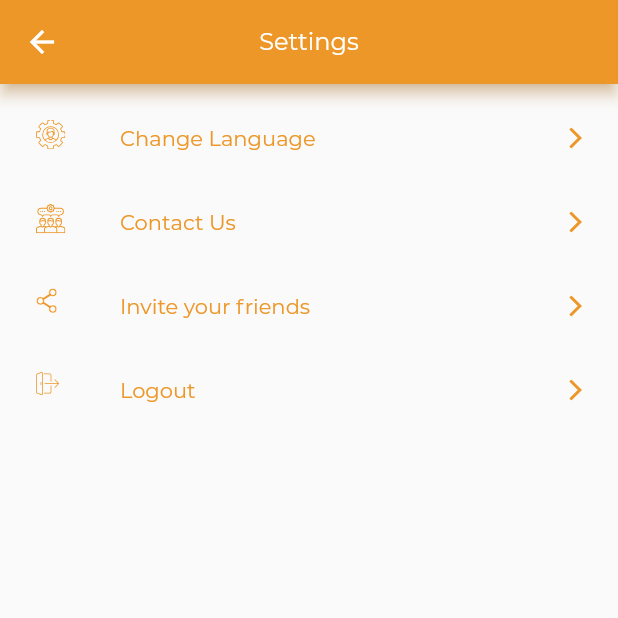
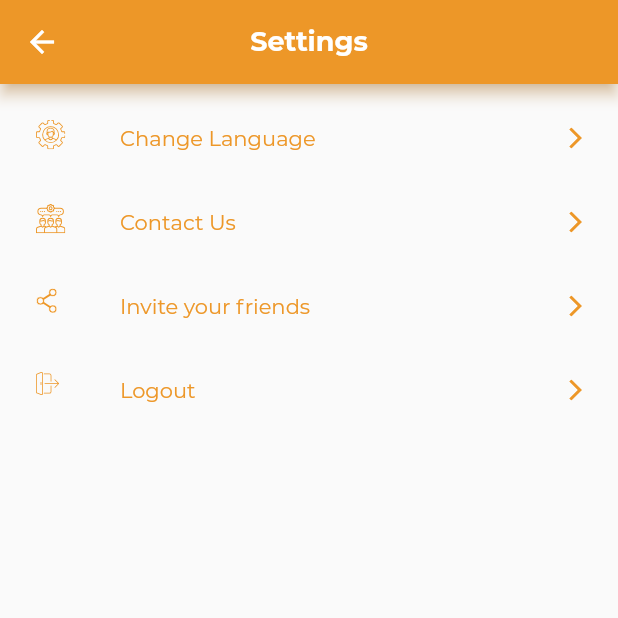
Before and after one commit to ShishirRijal/Ecommerce-app--Clean-architecture-And-MVVM, a Flutter app: the MainView screen opened by its route, item 4 of the bottom bar chosen, on a phone screen of 412 x 824 dp, the top half of it. Run offline on Flutter 3.47's test engine with Material 2 defaults, Android fonts, the phone set to English and light mode, and no system bars; our stand-ins replace carousel_slider, country_code_picker, dartz, device_info_plus, dio, flutter_svg and 9 more; accounts and stored records are empty; generated files the repository leaves out were written again; network calls fail; project files that could hold a hidden picture were left out.

Commit message:
minor changes

```diff
--- a/lib/core.dart/theme/theme.dart
+++ b/lib/core.dart/theme/theme.dart
@@ -83,9 +83,9 @@ ThemeData getApplicationTheme() {
     //text theme
     textTheme: TextTheme(
       headlineLarge: getSemiBoldTextStyle(), // headline 1
-      headlineMedium: getRegularTextStyle(
+      headlineMedium: getBoldTextStyle(
         color: ColorManager.white,
-        size: FontSize.s16,
+        size: FontSize.s18,
       ),
 
       headlineSmall: getBoldTextStyle(
--- a/lib/presentation/base/base_viewmodel.dart
+++ b/lib/presentation/base/base_viewmodel.dart
@@ -1,13 +1,14 @@
 import 'dart:async';
 
 import 'package:ecommerce_app/presentation/common/state_renderer/state_render_implementer.dart';
+import 'package:rxdart/rxdart.dart';
 
 abstract class BaseViewModel with BaseViewModelInputs, BaseViewModelOutputs {
   // shared functions and methods that are common to all view models
 
   // to display the correct state of the view depending on the state of the view model
   final StreamController _inputStateStreamController =
-      StreamController<FlowState>.broadcast();
+      BehaviorSubject<FlowState>();
 
   // we don't want  every screen to override the inputState and output state, so we override it here
   @override
--- a/lib/presentation/main/settings_page.dart
+++ b/lib/presentation/main/settings_page.dart
@@ -25,7 +25,7 @@ class _SettingsPageState extends State<SettingsPage> {
         ListTile(
           title: Text(
             AppString.changeLanguage,
-            style: Theme.of(context).textTheme.displayLarge, // TODO:
+            style: Theme.of(context).textTheme.displayLarge,
           ),
           leading: SvgPicture.asset(SvgAssets.changeLanguage),
           trailing: Transform(
@@ -87,7 +87,7 @@ class _SettingsPageState extends State<SettingsPage> {
   }
 
   bool isRtl() {
-    return false; // TODO:
+    return false;
   }
 
   void _contactUs() {
```
Also changed, not shown: lib/data/network/app_api.g.dart.
